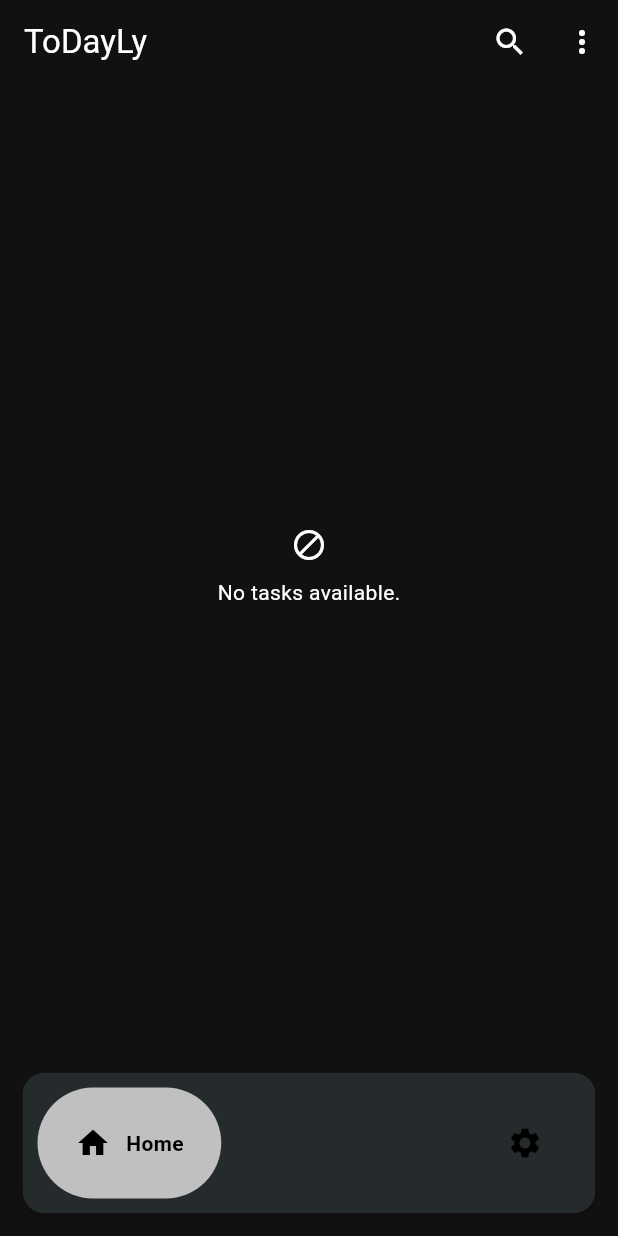
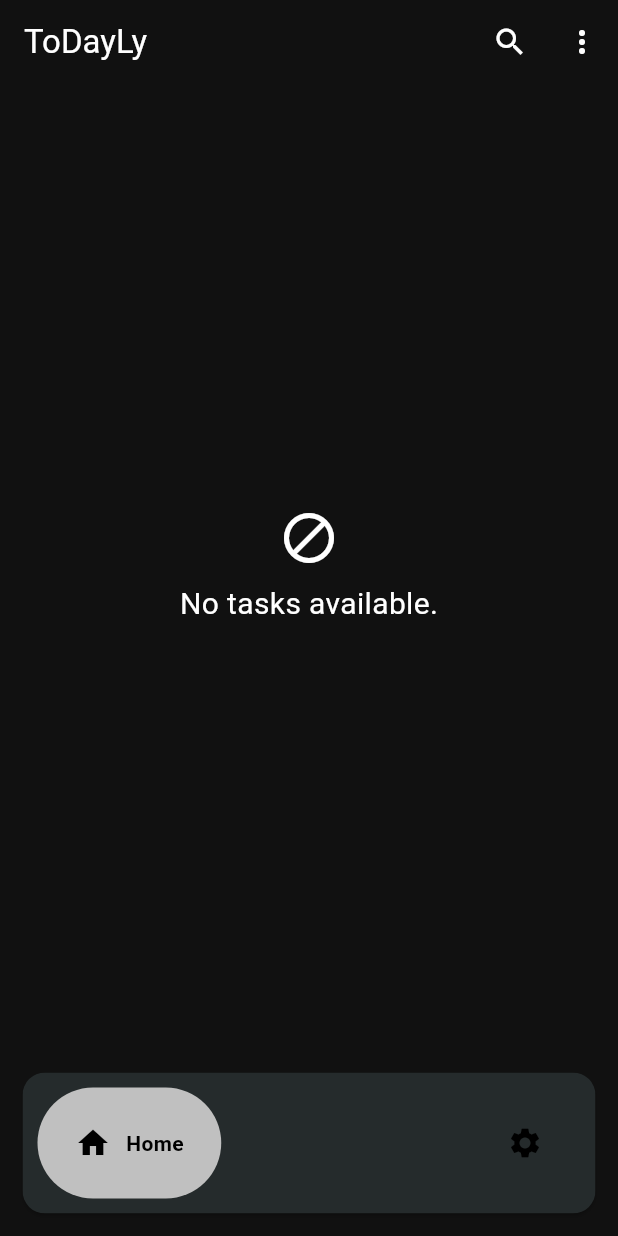
Before and after one commit to da578/flutter-todolist, a Flutter app: the screen it shows after launch, on a phone screen of 412 x 824 dp. Run offline on Flutter 3.47's test engine with Material 3 defaults, Android fonts, the phone set to English and light mode, and no system bars; drawn by our look-alikes of google_nav_bar; our stand-ins replace csv, file_picker, flex_color_scheme, flutter_animate, flutter_local_notifications, flutter_slidable and 9 more; missing offline and left inert: flutter_web_browser, json2yaml; accounts and stored records are empty; generated files the repository leaves out were written again.

Commit message:
refactor(task_view): size adjustments to icons and texts

```diff
--- a/lib/views/task/task_view.dart
+++ b/lib/views/task/task_view.dart
@@ -198,11 +198,13 @@ class _TaskViewState extends State<TaskView>
           Icon(
             Icons.do_disturb_alt_outlined,
             color: ThemeValues(context).colorScheme.onSurface,
+            size: 40,
           ),
           const SizedBox(height: 10),
           MyText(
             'No tasks available.',
             color: ThemeValues(context).colorScheme.onSurface,
+            size: 20,
           ),
         ],
       ),
@@ -218,11 +220,13 @@ class _TaskViewState extends State<TaskView>
           Icon(
             Icons.search_off_rounded,
             color: ThemeValues(context).colorScheme.onSurface,
+            size: 40,
           ),
           const SizedBox(height: 10),
           MyText(
             'No tasks found.',
             color: ThemeValues(context).colorScheme.onSurface,
+            size: 20,
           ),
         ],
       ),
```
